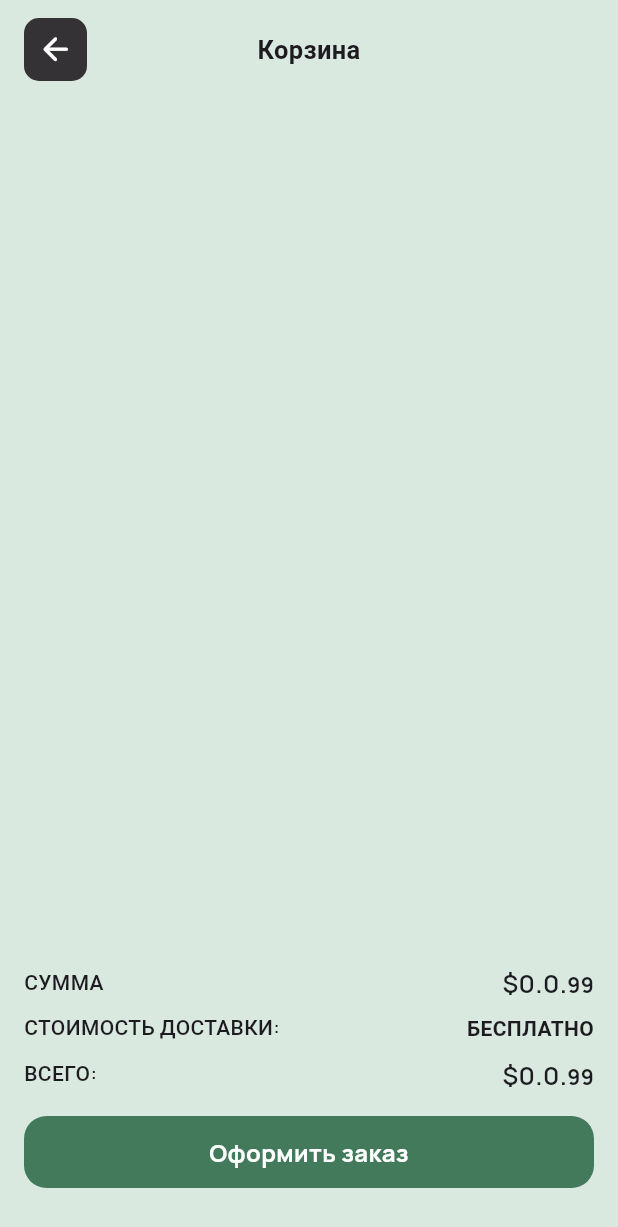
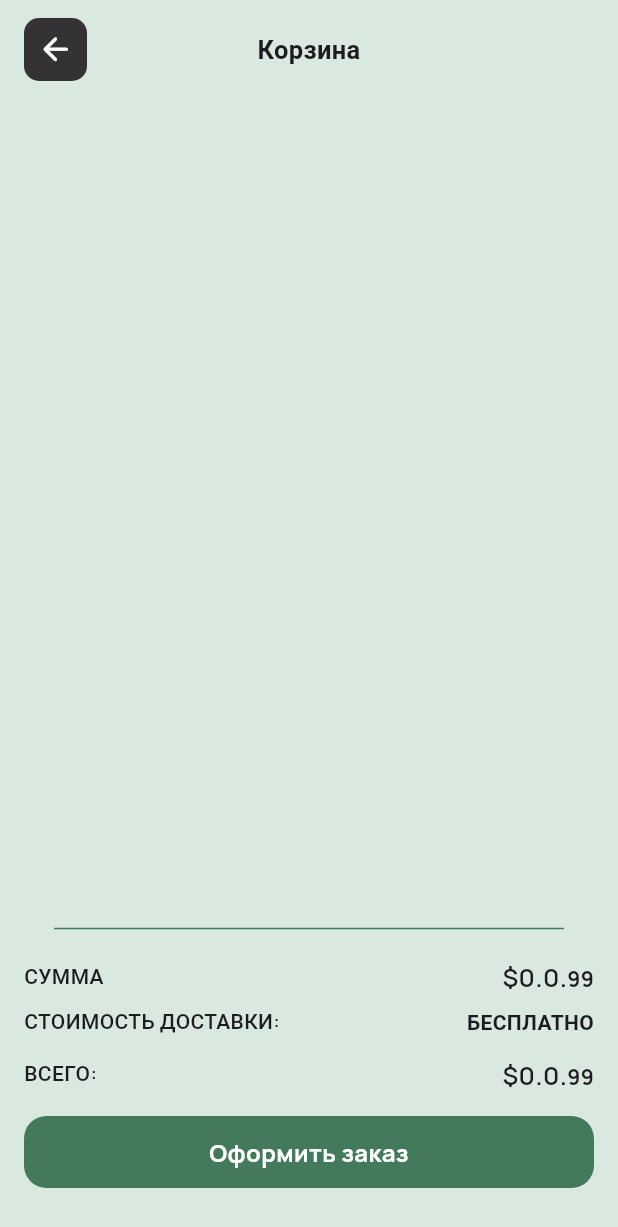
Before and after one commit to shakalsky/test-cart-app, a Flutter app: the screen it shows after launch, after a tap on the "shopping cart" icon, on a phone screen of 412 x 824 dp. Shown: the top 1227 px of the screen. Run offline on Flutter 3.47's test engine with Material 3 defaults, Android fonts, the phone set to English and light mode, and no system bars; our stand-ins replace cached_network_image, connectivity_plus, dio, flutter_bloc, get_it, google_fonts; network calls fail.

Commit message:
cart items duplication fixed

```diff
--- a/lib/data/models/product.dart
+++ b/lib/data/models/product.dart
@@ -29,4 +29,10 @@ class Product {
       photoUrls: (json['images'] as List).cast<String>(),
     );
   }
+
+  @override
+  operator ==(other) => other is Product && other.id == id;
+
+  @override
+  int get hashCode => Object.hash(id, name, price);
 }
--- a/lib/dependency_injector.dart
+++ b/lib/dependency_injector.dart
@@ -2,7 +2,7 @@ import 'package:dio/dio.dart';
 import 'package:flutter/material.dart';
 import 'package:test_products_and_cart/data/network/api_provider.dart';
 import 'package:test_products_and_cart/data/products_repository.dart';
-import 'package:test_products_and_cart/data/shared/shared_cart_cubit.dart';
+import 'package:test_products_and_cart/presentation/shared/shared_cart_cubit.dart';
 import 'package:test_products_and_cart/presentation/pages/cart_page/cart_page_cubit.dart';
 import 'package:test_products_and_cart/presentation/pages/home_page/home_page_cubit.dart';
 import 'package:test_products_and_cart/presentation/pages/item_page/item_page_cubit.dart';
--- a/lib/main.dart
+++ b/lib/main.dart
@@ -2,7 +2,7 @@ import 'package:flutter/material.dart';
 import 'package:test_products_and_cart/dependency_injector.dart';
 import 'package:test_products_and_cart/presentation/test_app.dart';
 
-void main() async {
+void main() {
   WidgetsFlutterBinding.ensureInitialized();
   initInjector();
   runApp(
--- /dev/null
+++ b/lib/presentation/models/cart_position.dart
@@ -0,0 +1,21 @@
+import 'package:test_products_and_cart/data/models/product.dart';
+
+class CartPosition {
+  int quantity;
+  final Product product;
+
+  CartPosition(this.product, this.quantity);
+
+  CartPosition.one(this.product) : quantity = 1;
+
+  @override
+  operator ==(other) => other is CartPosition && other.product == product;
+
+  @override
+  int get hashCode => Object.hash(quantity, product);
+
+  @override
+  String toString() {
+    return ' | ${product.name} (${product.price}): ${product.description?.substring(0, 10) ?? '-'} --- $quantity unit(s)';
+  }
+}
--- a/lib/presentation/pages/cart_page/cart_page.dart
+++ b/lib/presentation/pages/cart_page/cart_page.dart
@@ -77,7 +77,7 @@ class _CartPageState extends BasePageState<CartPage, CartPageCubit> {
                                 height: 100.0,
                                 width: 100.0,
                                 child: AppImage(
-                                  url: state.addedProducts[index].photoUrls?.first ??
+                                  url: state.addedProducts[index].product.photoUrls?.first ??
                                       AppStrings.errorImageLink,
                                   borderRound: 10,
                                   isFullRounded: true,
@@ -89,12 +89,12 @@ class _CartPageState extends BasePageState<CartPage, CartPageCubit> {
                                   SizedBox(
                                     width: size.width / 3,
                                     child: Text(
-                                      state.addedProducts[index].name,
+                                      state.addedProducts[index].product.name,
                                       maxLines: 2,
                                       style: Theme.of(context).textTheme.bodyLarge,
                                     ),
                                   ),
-                                  const SizedBox(height: 4),
+                                  const SizedBox(height: 4.0),
                                   Row(
                                     mainAxisSize: MainAxisSize.min,
                                     mainAxisAlignment: MainAxisAlignment.end,
@@ -105,7 +105,7 @@ class _CartPageState extends BasePageState<CartPage, CartPageCubit> {
                                         style: AppTypography.headline,
                                       ),
                                       Text(
-                                        '${state.addedProducts[index].price}.',
+                                        '${state.addedProducts[index].product.price}.',
                                         style: AppTypography.headline,
                                       ),
                                       Text(
@@ -119,11 +119,16 @@ class _CartPageState extends BasePageState<CartPage, CartPageCubit> {
                               Spacer(),
                               Column(
                                 children: [
-                                  Row(
+                                  SizedBox(
+                                    width: 90,
+                                    child: Row(
+                                      mainAxisAlignment: MainAxisAlignment.center,
                                       children: [
                                         AppIconButton(
-                                        onTap: () =>
-                                            cubit.decreaseItemCount(state.addedProducts[index]),
+                                          onTap: () => cubit.decreaseItemCount(
+                                            state.addedProducts[index],
+                                          ),
+                                          isActive: state.addedProducts[index].quantity > 1,
                                           borderRound: 30,
                                           buttonSize: 30,
                                           icon: Icons.arrow_left_rounded,
@@ -131,13 +136,16 @@ class _CartPageState extends BasePageState<CartPage, CartPageCubit> {
                                           iconSize: 30,
                                           iconColor: AppColors.iconPrimary,
                                         ),
-                                      Padding(
-                                        padding: const EdgeInsets.symmetric(horizontal: 8.0),
-                                        child: Text('1'),
+                                        Expanded(
+                                          child: Text(
+                                            state.addedProducts[index].quantity.toString(),
+                                            textAlign: TextAlign.center,
+                                          ),
                                         ),
                                         AppIconButton(
-                                        onTap: () =>
-                                            cubit.increaseItemCount(state.addedProducts[index]),
+                                          onTap: () => cubit.increaseItemCount(
+                                            state.addedProducts[index],
+                                          ),
                                           borderRound: 30,
                                           buttonSize: 30,
                                           icon: Icons.arrow_right_rounded,
@@ -146,6 +154,7 @@ class _CartPageState extends BasePageState<CartPage, CartPageCubit> {
                                           iconColor: AppColors.iconPrimary,
                                         ),
                                       ],
+                                    ),
                                   ),
                                   SizedBox(height: 8.0),
                                   AppIconButton(
@@ -161,17 +170,19 @@ class _CartPageState extends BasePageState<CartPage, CartPageCubit> {
                               ),
                             ],
                           ),
-                          const Divider(
-                            thickness: 1,
-                          ),
+                          if (state.addedProducts.length != index + 1) const Divider(thickness: 1),
                         ],
                       ),
                     ),
                   ),
-                  const SizedBox(height: 24.0),
-                  Padding(
-                    padding: const EdgeInsetsDirectional.fromSTEB(0, 0, 0, 8),
-                    child: Row(
+                  const Divider(
+                    thickness: 1,
+                    color: AppColors.primary,
+                    indent: 20.0,
+                    endIndent: 20.0,
+                  ),
+                  const SizedBox(height: 12.0),
+                  Row(
                     mainAxisSize: MainAxisSize.max,
                     mainAxisAlignment: MainAxisAlignment.spaceBetween,
                     children: [
@@ -200,10 +211,8 @@ class _CartPageState extends BasePageState<CartPage, CartPageCubit> {
                       ),
                     ],
                   ),
-                  ),
-                  Padding(
-                    padding: const EdgeInsetsDirectional.fromSTEB(0, 0, 0, 8),
-                    child: Row(
+                  const SizedBox(height: 8.0),
+                  Row(
                     mainAxisSize: MainAxisSize.max,
                     mainAxisAlignment: MainAxisAlignment.spaceBetween,
                     children: [
@@ -217,10 +226,8 @@ class _CartPageState extends BasePageState<CartPage, CartPageCubit> {
                       ),
                     ],
                   ),
-                  ),
-                  Padding(
-                    padding: const EdgeInsetsDirectional.fromSTEB(0, 0, 0, 8),
-                    child: Row(
+                  const SizedBox(height: 12.0),
+                  Row(
                     mainAxisSize: MainAxisSize.max,
                     mainAxisAlignment: MainAxisAlignment.spaceBetween,
                     children: [
@@ -249,11 +256,8 @@ class _CartPageState extends BasePageState<CartPage, CartPageCubit> {
                       ),
                     ],
                   ),
-                  ),
-                  const SizedBox(height: 8.0),
-                  Padding(
-                    padding: const EdgeInsetsDirectional.fromSTEB(0, 0, 0, 32),
-                    child: AppTextButton(
+                  const SizedBox(height: 16.0),
+                  AppTextButton(
                     onTap: () {},
                     name: 'Оформить заказ',
                     height: 48,
@@ -262,7 +266,7 @@ class _CartPageState extends BasePageState<CartPage, CartPageCubit> {
                     fontWeight: FontWeight.bold,
                     fontSize: 16,
                   ),
-                  ),
+                  const SizedBox(height: 32.0),
                 ],
               ),
             ),
--- a/lib/presentation/pages/cart_page/cart_page_cubit.dart
+++ b/lib/presentation/pages/cart_page/cart_page_cubit.dart
@@ -1,5 +1,5 @@
-import 'package:test_products_and_cart/data/models/product.dart';
-import 'package:test_products_and_cart/data/shared/shared_cart_cubit.dart';
+import 'package:test_products_and_cart/presentation/shared/shared_cart_cubit.dart';
+import 'package:test_products_and_cart/presentation/models/cart_position.dart';
 import 'package:test_products_and_cart/presentation/state_manager/base_cubit.dart';
 
 part 'cart_page_state.dart';
@@ -16,8 +16,8 @@ class CartPageCubit extends BaseCubit<CartPageState> {
         );
 
   String get cartTotalPrice => state.addedProducts.length > 1
-      ? ((state.addedProducts.map((e) => e.price).toList(growable: false)).reduce((a, b) => a + b))
-          .toStringAsFixed(2)
+      ? ((state.addedProducts.map((e) => e.product.price * e.quantity).toList(growable: false))
+          .reduce((a, b) => a + b)).toStringAsFixed(2)
       : '0.0';
 
   @override
@@ -33,19 +33,17 @@ class CartPageCubit extends BaseCubit<CartPageState> {
         ),
       );
 
-  void increaseItemCount(Product item) {
+  void increaseItemCount(CartPosition item) {
     _selectedProductsSharedCubit.incrementItemCount(item);
     _refreshCart();
   }
 
-  void decreaseItemCount(Product item) {
-    if (state.addedProducts.where((e) => e.name == item.name).length > 1) {
-      _selectedProductsSharedCubit.decrementItemCount(item);
-    }
+  void decreaseItemCount(CartPosition item) {
+    _selectedProductsSharedCubit.decrementItemCount(item);
     _refreshCart();
   }
 
-  void deleteItem(Product item) {
+  void deleteItem(CartPosition item) {
     _selectedProductsSharedCubit.deleteProduct(item);
     _refreshCart();
   }
--- a/lib/presentation/pages/cart_page/cart_page_state.dart
+++ b/lib/presentation/pages/cart_page/cart_page_state.dart
@@ -1,14 +1,14 @@
 part of 'cart_page_cubit.dart';
 
 class CartPageState {
-  List<Product> addedProducts;
+  List<CartPosition> addedProducts;
 
   CartPageState({
     required this.addedProducts,
   });
 
   CartPageState newState({
-    List<Product>? addedProducts,
+    List<CartPosition>? addedProducts,
   }) {
     return CartPageState(
       addedProducts: addedProducts ?? this.addedProducts,
--- a/lib/presentation/pages/home_page/home_page.dart
+++ b/lib/presentation/pages/home_page/home_page.dart
@@ -66,19 +66,22 @@ class _HomePageState extends BasePageState<HomePage, HomePageCubit> {
                       ),
                     ],
                   ),
-                  SizedBox(height: 12.0),
-                  state.products.isEmpty
-                      ? AppTextButton(
+                  const SizedBox(height: 12.0),
+                  Expanded(
+                    child: state.products.isEmpty
+                        ? Center(
+                            child: AppTextButton(
                               name: 'Загрузить',
                               height: 40,
+                              width: 200,
                               borderRound: 10,
                               backgroundColor: AppColors.primary,
                               onTap: cubit.getProducts,
                               fontSize: 14,
                               fontWeight: FontWeight.bold,
+                            ),
                           )
-                      : Expanded(
-                          child: GridView.builder(
+                        : GridView.builder(
                             itemCount: state.products.length,
                             padding: const EdgeInsets.only(top: 8.0),
                             gridDelegate: const SliverGridDelegateWithFixedCrossAxisCount(
--- a/lib/presentation/pages/item_page/item_page_cubit.dart
+++ b/lib/presentation/pages/item_page/item_page_cubit.dart
@@ -1,5 +1,6 @@
 import 'package:test_products_and_cart/data/models/product.dart';
-import 'package:test_products_and_cart/data/shared/shared_cart_cubit.dart';
+import 'package:test_products_and_cart/presentation/models/cart_position.dart';
+import 'package:test_products_and_cart/presentation/shared/shared_cart_cubit.dart';
 import 'package:test_products_and_cart/presentation/state_manager/base_cubit.dart';
 
 part 'item_page_state.dart';
@@ -26,7 +27,7 @@ class ItemPageCubit extends BaseCubit<ItemPageState> {
 
   void addProductsToCart(int productsCount) {
     _selectedProductsSharedCubit.addProduct(
-      List<Product>.generate(productsCount, (_) => state.product),
+      CartPosition(state.product, productsCount),
     );
   }
 }
--- a/lib/presentation/pages/page_import_index.dart
+++ b/lib/presentation/pages/page_import_index.dart
@@ -2,7 +2,7 @@ export 'package:test_products_and_cart/data/products_repository.dart';
 export 'package:test_products_and_cart/dependency_injector.dart';
 export 'package:test_products_and_cart/data/models/product.dart';
 export 'package:test_products_and_cart/presentation/utils/static/import_index.dart';
-export 'package:test_products_and_cart/data/shared/shared_cart_cubit.dart';
+export 'package:test_products_and_cart/presentation/shared/shared_cart_cubit.dart';
 export 'package:test_products_and_cart/presentation/widgets/import_index.dart';
 export 'package:test_products_and_cart/presentation/state_manager/base_cubit.dart';
 export 'package:test_products_and_cart/presentation/pages/cart_page/cart_page.dart';
--- a/lib/presentation/widgets/icon_button.dart
+++ b/lib/presentation/widgets/icon_button.dart
@@ -8,6 +8,7 @@ class AppIconButton extends StatelessWidget {
   final Color backgroundColor;
   final Color iconColor;
   final Function onTap;
+  final bool isActive;
 
   const AppIconButton({
     super.key,
@@ -18,12 +19,13 @@ class AppIconButton extends StatelessWidget {
     required this.backgroundColor,
     required this.iconColor,
     required this.onTap,
+    this.isActive = true,
   });
 
   @override
   Widget build(BuildContext context) {
     return GestureDetector(
-      onTap: () => onTap(),
+      onTap: isActive ? () => onTap() : null,
       child: Container(
         decoration: BoxDecoration(
           color: backgroundColor,
@@ -33,7 +35,7 @@ class AppIconButton extends StatelessWidget {
         height: buttonSize,
         child: Icon(
           icon,
-          color: iconColor,
+          color: isActive ? iconColor : Colors.grey,
           size: iconSize,
         ),
       ),
```
Also changed, not shown: lib/data/shared/shared_cart_cubit.dart (deleted, +0 -34 lines), lib/data/shared/shared_cart_state.dart (deleted, +0 -13 lines), lib/presentation/pages/item_page/item_page.dart (+16 -10 lines), lib/presentation/shared/shared_cart_cubit.dart (added, +47 -0 lines), lib/presentation/shared/shared_cart_state.dart (added, +17 -0 lines). Lines whose indentation alone changed are shown as unchanged.
